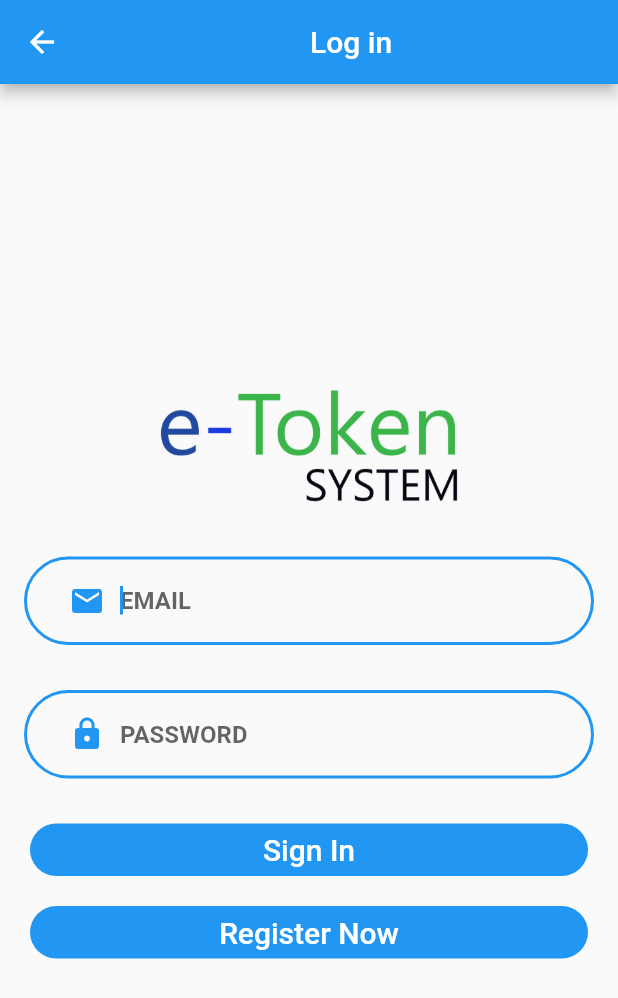
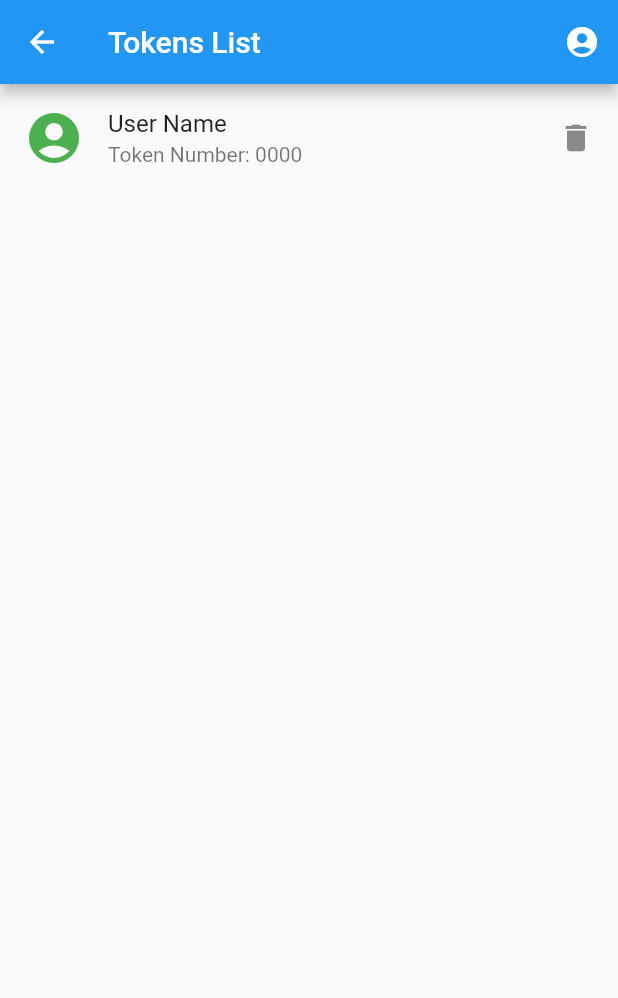
Before and after one commit to farhanch67/E_Token_System_App_flutter, a Flutter app: the Login_form screen opened directly, after a tap on "Sign In", on a phone screen of 412 x 824 dp. Shown: the top 998 px of the screen. Run offline on Flutter 3.47's test engine with Material 2 defaults, Android fonts, the phone set to English and light mode, and no system bars; our stand-ins replace animated_splash_screen.

Commit message:
Token List Admin Screen is Added

```diff
--- /dev/null
+++ b/lib/OrganizationPage.dart
@@ -0,0 +1,37 @@
+import 'package:flutter/material.dart';
+class Organization_Page extends StatefulWidget {
+  @override
+  _Organization_PageState createState() => _Organization_PageState();
+}
+
+class _Organization_PageState extends State<Organization_Page> {
+  @override
+  Widget build(BuildContext context) {
+    return Scaffold(
+      appBar: AppBar(
+        title: Text('Tokens List'),
+        actions: <Widget>[
+      IconButton(
+      icon: Icon(
+        Icons.account_circle,
+        color: Colors.white,
+      ),
+      onPressed: () {
+        // do something
+      },
+      ),
+    ],
+      ),
+      body: ListView(
+        children: [
+          ListTile(
+            leading: Icon(Icons.account_circle, size: 40, color: Colors.green,),
+            title: Text('User Name'),
+            subtitle: Text('Token Number: 0000'),
+            trailing: Icon(Icons.delete),
+          )
+        ],
+      ),
+    );
+  }
+}
--- a/lib/login_screen.dart
+++ b/lib/login_screen.dart
@@ -1,6 +1,8 @@
+import 'package:etoken_flutter_app/OrganizationPage.dart';
 import 'package:flutter/material.dart';
 import 'ReuseAble.dart';
 import 'registerScreen.dart';
+import 'OrganizationPage.dart';
 
 class Login_form extends StatefulWidget {
   @override
@@ -55,7 +57,7 @@ class _Login_formState extends State<Login_form> {
                         height: 35.0,
                         child: RaisedButton(
                           onPressed: () {
-                            setState(() {});
+                            setState(() {Navigator.push(context, MaterialPageRoute(builder: (BuildContext context) => Organization_Page()) );});
                           },
                           color: Theme.of(context).primaryColor,
                           splashColor: Colors.white,
```
